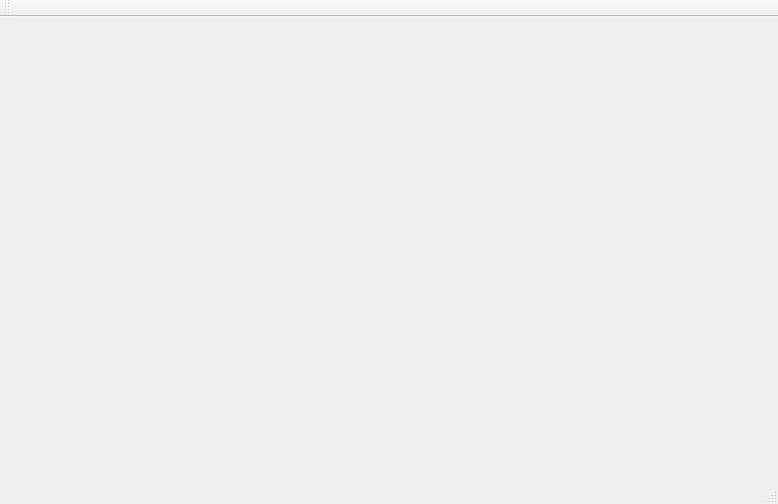
The window that mainwindow.ui (RainRainLiu/LynnFly-Station) describes before a commit, drawn with Qt 5.
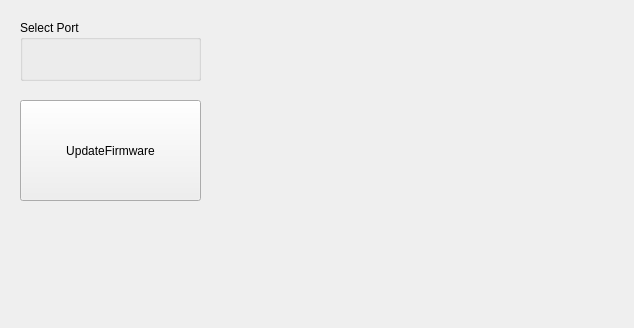
The same window after the commit. Icons and pictures are not drawn.

```diff
--- a/mainwindow.ui
+++ b/mainwindow.ui
@@ -6,8 +6,8 @@
    <rect>
     <x>0</x>
     <y>0</y>
-    <width>778</width>
-    <height>504</height>
+    <width>634</width>
+    <height>328</height>
    </rect>
   </property>
   <property name="windowTitle">
@@ -17,28 +17,67 @@
    <iconset resource="ico.qrc">
     <normaloff>:/ico/ico/win.png</normaloff>:/ico/ico/win.png</iconset>
   </property>
-  <widget class="QWidget" name="centralWidget"/>
-  <widget class="QMenuBar" name="menuBar">
-   <property name="geometry">
-    <rect>
-     <x>0</x>
-     <y>0</y>
-     <width>778</width>
-     <height>23</height>
-    </rect>
-   </property>
-  </widget>
-  <widget class="QStatusBar" name="statusBar"/>
-  <widget class="QToolBar" name="toolBar">
-   <property name="windowTitle">
-    <string>toolBar</string>
-   </property>
-   <attribute name="toolBarArea">
-    <enum>TopToolBarArea</enum>
-   </attribute>
-   <attribute name="toolBarBreak">
-    <bool>false</bool>
-   </attribute>
+  <property name="styleSheet">
+   <string notr="true"/>
+  </property>
+  <widget class="QWidget" name="centralWidget">
+   <widget class="QLabel" name="backLable">
+    <property name="geometry">
+     <rect>
+      <x>0</x>
+      <y>0</y>
+      <width>634</width>
+      <height>328</height>
+     </rect>
+    </property>
+    <property name="styleSheet">
+     <string notr="true">border-image: url(:/Image/Image/startImage.jpg);</string>
+    </property>
+    <property name="text">
+     <string/>
+    </property>
+   </widget>
+   <widget class="QPushButton" name="updateFirmwareButton">
+    <property name="geometry">
+     <rect>
+      <x>20</x>
+      <y>100</y>
+      <width>181</width>
+      <height>101</height>
+     </rect>
+    </property>
+    <property name="text">
+     <string>UpdateFirmware</string>
+    </property>
+   </widget>
+   <widget class="QGroupBox" name="groupBox">
+    <property name="geometry">
+     <rect>
+      <x>20</x>
+      <y>20</y>
+      <width>181</width>
+      <height>61</height>
+     </rect>
+    </property>
+    <property name="title">
+     <string>Select Port</string>
+    </property>
+    <widget class="QWidget" name="">
+     <property name="geometry">
+      <rect>
+       <x>10</x>
+       <y>22</y>
+       <width>155</width>
+       <height>22</height>
+      </rect>
+     </property>
+     <layout class="QGridLayout" name="gridLayout">
+      <item row="0" column="0">
+       <widget class="QComboBox" name="serialPortComboBox"/>
+      </item>
+     </layout>
+    </widget>
+   </widget>
   </widget>
   <action name="actionCOM1">
    <property name="text">
```
